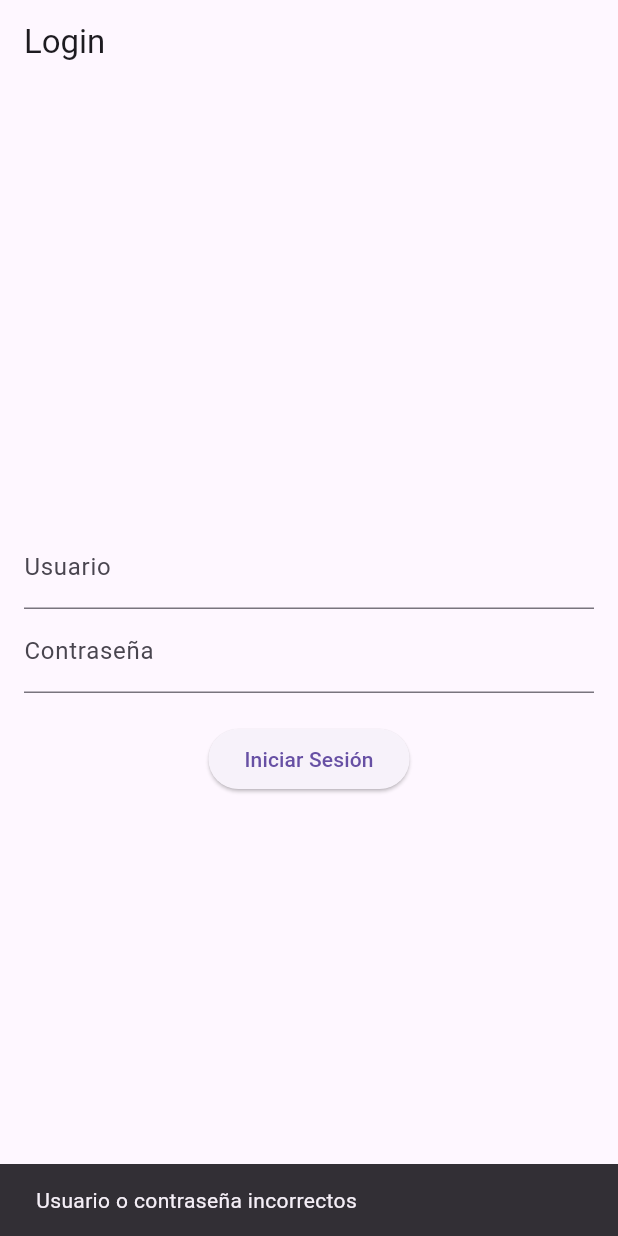
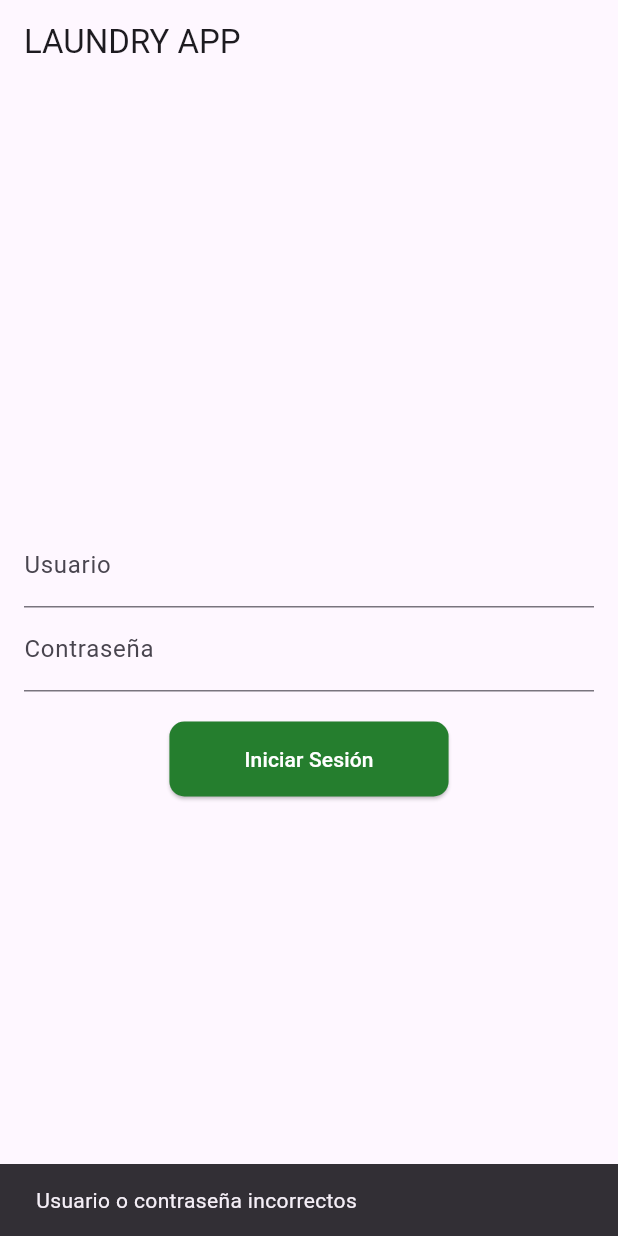
Before and after one commit to MarLiz-SanCam/app_lavanderia, a Flutter app: the screen it shows after launch, after a tap on "Iniciar Sesión", on a phone screen of 412 x 824 dp. Run offline on Flutter 3.47's test engine with Material 3 defaults, Android fonts, the light colour scheme and no system bars.

Commit message:
added colors and themeData

```diff
--- /dev/null
+++ b/lib/app_colors.dart
@@ -0,0 +1,38 @@
+import 'package:flutter/material.dart';
+
+@immutable
+class AppColors extends ThemeExtension<AppColors> {
+  const AppColors({
+    required this.accentuated,
+    required this.overlay,
+    required this.hint,
+  });
+
+  final Color? accentuated;
+  final Color? overlay;
+  final Color? hint;
+
+  @override
+  AppColors copyWith({
+    Color? accentuated,
+    Color? overlay,
+    Color? hint,
+  }) =>
+      AppColors(
+        accentuated: accentuated ?? this.accentuated,
+        overlay: overlay ?? this.overlay,
+        hint: hint ?? this.hint,
+      );
+
+  @override
+  AppColors lerp(AppColors? other, double t) {
+    if (other is! AppColors) {
+      return this;
+    }
+    return AppColors(
+      accentuated: Color.lerp(accentuated, other.accentuated, t),
+      overlay: Color.lerp(overlay, other.overlay, t),
+      hint: Color.lerp(hint, other.hint, t),
+    );
+  }
+}
--- a/lib/main.dart
+++ b/lib/main.dart
@@ -1,5 +1,5 @@
 import 'package:flutter/material.dart';
-
+import 'package:lavanderia_app/app_colors.dart';
 void main() {
   runApp(MyApp());
 }
@@ -8,9 +8,20 @@
   @override
   Widget build(BuildContext context) {
     return MaterialApp(
-      title: 'Login App',
-      theme: ThemeData(
-        primarySwatch: Colors.blue,
+      title: 'Lavandería App',
+      theme: ThemeData.light().copyWith(
+        extensions: const[AppColors(
+          accentuated: Color(0xFF00FF00),
+          overlay: Color(0xFF0000FF),
+          hint: Color(0xFFFF0000),
+        )],
+        elevatedButtonTheme: ElevatedButtonThemeData(style: ElevatedButton.styleFrom(
+            shape: RoundedRectangleBorder(
+                borderRadius: BorderRadius.circular(10.0)),
+            backgroundColor: const Color(0xff257e2e),
+            foregroundColor: Colors.white,
+            padding: const EdgeInsets.symmetric(horizontal: 50, vertical: 15),
+          ),)
       ),
       home: LoginPage(),
     );
@@ -26,14 +37,14 @@
   final _usernameController = TextEditingController();
   final _passwordController = TextEditingController();
 
-  void _login() {
+  void _login() { // Función para iniciar sesión.
+  //TODO: Agregar lógica de inicio de sesión aquí, esto es solo un ejemplo con un snackbar.
     final username = _usernameController.text;
     final password = _passwordController.text;
 
-    // Aquí puedes implementar la lógica de autenticación
-    // Por simplicidad, solo mostramos un mensaje
-    if (username == 'admin' && password == 'password') {
-      // Simula un inicio de sesión exitoso
+
+    if (username == 'some' && password == 'password') {
+
       ScaffoldMessenger.of(context).showSnackBar(
         SnackBar(content: Text('Login exitoso')),
       );
@@ -49,7 +60,7 @@
   Widget build(BuildContext context) {
     return Scaffold(
       appBar: AppBar(
-        title: Text('Login'),
+        title: Text('LAUNDRY APP'),
       ),
       body: Padding(
         padding: EdgeInsets.all(16.0),
```
